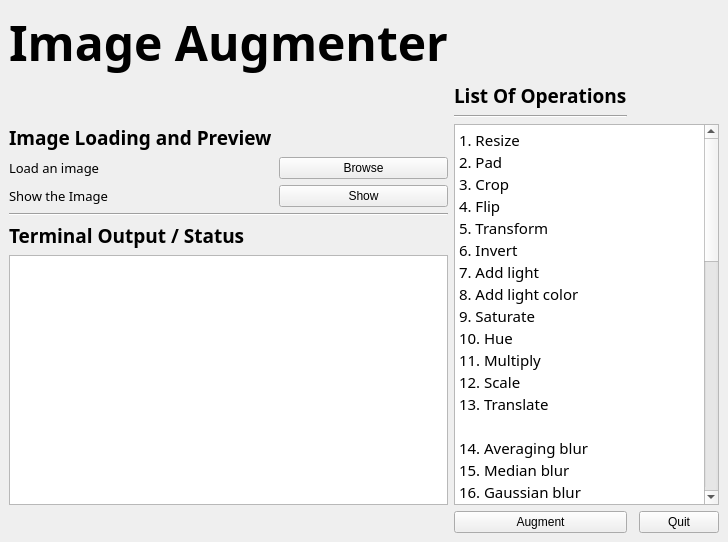
Qt form gui.ui (pranav6670/Image-Augmenter) before a commit.
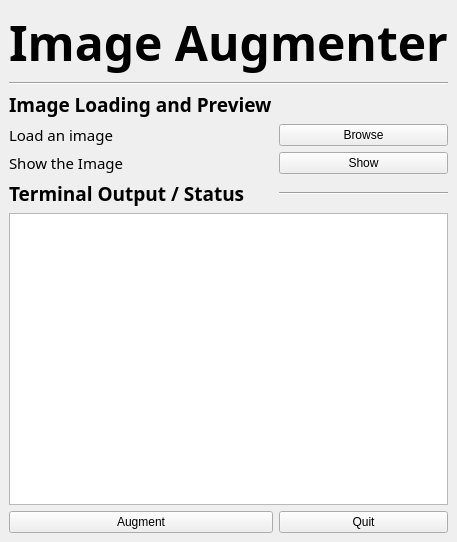
The same form after that commit. Icons and pictures are not drawn.

Commit message: Added edge, embossing operations

What changed in the file:
```diff
--- a/gui.ui
+++ b/gui.ui
@@ -6,95 +6,126 @@
    <rect>
     <x>0</x>
     <y>0</y>
-    <width>700</width>
+    <width>409</width>
     <height>542</height>
    </rect>
   </property>
   <property name="windowTitle">
    <string>MainWindow</string>
   </property>
+  <property name="windowIcon">
+   <iconset>
+    <normaloff>../pranav6670.github.io/images/icon.png</normaloff>../pranav6670.github.io/images/icon.png</iconset>
+  </property>
+  <property name="styleSheet">
+   <string notr="true"/>
+  </property>
   <widget class="QWidget" name="centralwidget">
    <layout class="QGridLayout" name="gridLayout">
-    <item row="5" column="0">
-     <widget class="QLabel" name="label_3">
+    <item row="0" column="0" colspan="2">
+     <widget class="QLabel" name="label">
       <property name="font">
        <font>
         <family>Trebuchet MS</family>
-        <pointsize>10</pointsize>
+        <pointsize>36</pointsize>
+        <weight>75</weight>
+        <bold>true</bold>
        </font>
       </property>
       <property name="text">
-       <string>Show the Image</string>
+       <string>Image Augmenter</string>
       </property>
      </widget>
     </item>
-    <item row="5" column="1">
+    <item row="1" column="0" colspan="2">
+     <widget class="Line" name="line">
+      <property name="orientation">
+       <enum>Qt::Horizontal</enum>
+      </property>
+     </widget>
+    </item>
+    <item row="4" column="1">
      <widget class="QPushButton" name="showim">
       <property name="text">
        <string>Show</string>
       </property>
      </widget>
     </item>
-    <item row="6" column="0" colspan="2">
+    <item row="5" column="1">
      <widget class="Line" name="line_2">
       <property name="orientation">
        <enum>Qt::Horizontal</enum>
       </property>
      </widget>
     </item>
-    <item row="7" column="0" colspan="2">
-     <widget class="QLabel" name="label_4">
-      <property name="font">
-       <font>
-        <family>Trebuchet MS</family>
-        <pointsize>14</pointsize>
-        <weight>75</weight>
-        <bold>true</bold>
-       </font>
-      </property>
-      <property name="text">
-       <string>Terminal Output / Status</string>
-      </property>
-     </widget>
-    </item>
-    <item row="8" column="0" colspan="2">
+    <item row="6" column="0" colspan="2">
      <widget class="QTextEdit" name="cmdop"/>
     </item>
-    <item row="9" column="2">
+    <item row="7" column="0">
      <widget class="QPushButton" name="augment">
       <property name="text">
        <string>Augment</string>
       </property>
      </widget>
     </item>
-    <item row="9" column="4">
+    <item row="7" column="1">
      <widget class="QPushButton" name="quit">
       <property name="text">
        <string>Quit</string>
       </property>
      </widget>
     </item>
-    <item row="0" column="0" colspan="2">
-     <widget class="QLabel" name="label">
-      <property name="font">
-       <font>
-        <family>Trebuchet MS</family>
-        <pointsize>36</pointsize>
-        <weight>75</weight>
-        <bold>true</bold>
-       </font>
-      </property>
-      <property name="text">
-       <string>Image Augmenter</string>
-      </property>
-     </widget>
-    </item>
     <item row="4" column="0">
+     <widget class="QLabel" name="label_3">
+      <property name="font">
+       <font>
+        <family>Trebuchet MS</family>
+        <pointsize>11</pointsize>
+       </font>
+      </property>
+      <property name="text">
+       <string>Show the Image</string>
+      </property>
+     </widget>
+    </item>
+    <item row="5" column="0">
+     <widget class="QLabel" name="label_4">
+      <property name="font">
+       <font>
+        <family>Trebuchet MS</family>
+        <pointsize>14</pointsize>
+        <weight>75</weight>
+        <bold>true</bold>
+        <underline>false</underline>
+       </font>
+      </property>
+      <property name="text">
+       <string>Terminal Output / Status</string>
+      </property>
+     </widget>
+    </item>
+    <item row="2" column="0">
+     <widget class="QLabel" name="label_6">
+      <property name="font">
+       <font>
+        <family>Trebuchet MS</family>
+        <pointsize>14</pointsize>
+        <weight>75</weight>
+        <bold>true</bold>
+        <underline>false</underline>
+       </font>
+      </property>
+      <property name="text">
+       <string>Image Loading and Preview</string>
+      </property>
+     </widget>
+    </item>
+    <item row="3" column="0">
      <widget class="QLabel" name="label_2">
       <property name="font">
        <font>
         <family>Trebuchet MS</family>
-        <pointsize>10</pointsize>
+        <pointsize>11</pointsize>
        </font>
       </property>
       <property name="text">
@@ -102,117 +133,16 @@
       </property>
      </widget>
     </item>
-    <item row="4" column="1">
+    <item row="3" column="1">
      <widget class="QPushButton" name="browse">
+      <property name="styleSheet">
+       <string notr="true"/>
+      </property>
       <property name="text">
        <string>Browse</string>
       </property>
      </widget>
     </item>
-    <item row="3" column="2" rowspan="6" colspan="3">
-     <widget class="QTextBrowser" name="textBrowser">
-      <property name="font">
-       <font>
-        <family>Trebuchet MS</family>
-       </font>
-      </property>
-      <property name="frameShadow">
-       <enum>QFrame::Raised</enum>
-      </property>
-      <property name="html">
-       <string>&lt;!DOCTYPE HTML PUBLIC &quot;-//W3C//DTD HTML 4.0//EN&quot; &quot;http://www.w3.org/TR/REC-html40/strict.dtd&quot;&gt;
-&lt;html&gt;&lt;head&gt;&lt;meta name=&quot;qrichtext&quot; content=&quot;1&quot; /&gt;&lt;style type=&quot;text/css&quot;&gt;
-p, li { white-space: pre-wrap; }
-&lt;/style&gt;&lt;/head&gt;&lt;body style=&quot; font-family:'Trebuchet MS'; font-size:11pt; font-weight:400; font-style:normal;&quot;&gt;
-&lt;p style=&quot; margin-top:0px; margin-bottom:0px; margin-left:0px; margin-right:0px; -qt-block-indent:0; text-indent:0px;&quot;&gt;1. Resize&lt;/p&gt;
-&lt;p style=&quot; margin-top:0px; margin-bottom:0px; margin-left:0px; margin-right:0px; -qt-block-indent:0; text-indent:0px;&quot;&gt;2. Pad&lt;/p&gt;
-&lt;p style=&quot; margin-top:0px; margin-bottom:0px; margin-left:0px; margin-right:0px; -qt-block-indent:0; text-indent:0px;&quot;&gt;3. Crop&lt;/p&gt;
-&lt;p style=&quot; margin-top:0px; margin-bottom:0px; margin-left:0px; margin-right:0px; -qt-block-indent:0; text-indent:0px;&quot;&gt;4. Flip&lt;/p&gt;
-&lt;p style=&quot; margin-top:0px; margin-bottom:0px; margin-left:0px; margin-right:0px; -qt-block-indent:0; text-indent:0px;&quot;&gt;5. Transform&lt;/p&gt;
-&lt;p style=&quot; margin-top:0px; margin-bottom:0px; margin-left:0px; margin-right:0px; -qt-block-indent:0; text-indent:0px;&quot;&gt;6. Invert&lt;/p&gt;
-&lt;p style=&quot; margin-top:0px; margin-bottom:0px; margin-left:0px; margin-right:0px; -qt-block-indent:0; text-indent:0px;&quot;&gt;7. Add light&lt;/p&gt;
-&lt;p style=&quot; margin-top:0px; margin-bottom:0px; margin-left:0px; margin-right:0px; -qt-block-indent:0; text-indent:0px;&quot;&gt;8. Add light color&lt;/p&gt;
-&lt;p style=&quot; margin-top:0px; margin-bottom:0px; margin-left:0px; margin-right:0px; -qt-block-indent:0; text-indent:0px;&quot;&gt;9. Saturate&lt;/p&gt;
-&lt;p style=&quot; margin-top:0px; margin-bottom:0px; margin-left:0px; margin-right:0px; -qt-block-indent:0; text-indent:0px;&quot;&gt;10. Hue	 &lt;/p&gt;
-&lt;p style=&quot; margin-top:0px; margin-bottom:0px; margin-left:0px; margin-right:0px; -qt-block-indent:0; text-indent:0px;&quot;&gt;11. Multiply&lt;/p&gt;
-&lt;p style=&quot; margin-top:0px; margin-bottom:0px; margin-left:0px; margin-right:0px; -qt-block-indent:0; text-indent:0px;&quot;&gt;12. Scale&lt;/p&gt;
-&lt;p style=&quot; margin-top:0px; margin-bottom:0px; margin-left:0px; margin-right:0px; -qt-block-indent:0; text-indent:0px;&quot;&gt;13. Translate&lt;/p&gt;
-&lt;p style=&quot;-qt-paragraph-type:empty; margin-top:0px; margin-bottom:0px; margin-left:0px; margin-right:0px; -qt-block-indent:0; text-indent:0px;&quot;&gt;&lt;br /&gt;&lt;/p&gt;
-&lt;p style=&quot; margin-top:0px; margin-bottom:0px; margin-left:0px; margin-right:0px; -qt-block-indent:0; text-indent:0px;&quot;&gt;14. Averaging blur&lt;/p&gt;
-&lt;p style=&quot; margin-top:0px; margin-bottom:0px; margin-left:0px; margin-right:0px; -qt-block-indent:0; text-indent:0px;&quot;&gt;15. Median blur&lt;/p&gt;
-&lt;p style=&quot; margin-top:0px; margin-bottom:0px; margin-left:0px; margin-right:0px; -qt-block-indent:0; text-indent:0px;&quot;&gt;16. Gaussian blur&lt;/p&gt;
-&lt;p style=&quot; margin-top:0px; margin-bottom:0px; margin-left:0px; margin-right:0px; -qt-block-indent:0; text-indent:0px;&quot;&gt;17. Bilateral blur&lt;/p&gt;
-&lt;p style=&quot; margin-top:0px; margin-bottom:0px; margin-left:0px; margin-right:0px; -qt-block-indent:0; text-indent:0px;&quot;&gt;18. Adaptive Gaussian noise&lt;/p&gt;
-&lt;p style=&quot; margin-top:0px; margin-bottom:0px; margin-left:0px; margin-right:0px; -qt-block-indent:0; text-indent:0px;&quot;&gt;19. Salt noise&lt;/p&gt;
-&lt;p style=&quot; margin-top:0px; margin-bottom:0px; margin-left:0px; margin-right:0px; -qt-block-indent:0; text-indent:0px;&quot;&gt;20. Pepper noise&lt;/p&gt;
-&lt;p style=&quot; margin-top:0px; margin-bottom:0px; margin-left:0px; margin-right:0px; -qt-block-indent:0; text-indent:0px;&quot;&gt;21. Salt and Pepper noise&lt;/p&gt;
-&lt;p style=&quot; margin-top:0px; margin-bottom:0px; margin-left:0px; margin-right:0px; -qt-block-indent:0; text-indent:0px;&quot;&gt;22. Gaussian noise&lt;/p&gt;
-&lt;p style=&quot; margin-top:0px; margin-bottom:0px; margin-left:0px; margin-right:0px; -qt-block-indent:0; text-indent:0px;&quot;&gt;23. Poisson noise&lt;/p&gt;
-&lt;p style=&quot; margin-top:0px; margin-bottom:0px; margin-left:0px; margin-right:0px; -qt-block-indent:0; text-indent:0px;&quot;&gt;24. Speckle noise&lt;/p&gt;
-&lt;p style=&quot; margin-top:0px; margin-bottom:0px; margin-left:0px; margin-right:0px; -qt-block-indent:0; text-indent:0px;&quot;&gt;25. Random filter convolution&lt;/p&gt;
-&lt;p style=&quot;-qt-paragraph-type:empty; margin-top:0px; margin-bottom:0px; margin-left:0px; margin-right:0px; -qt-block-indent:0; text-indent:0px;&quot;&gt;&lt;br /&gt;&lt;/p&gt;
-&lt;p style=&quot; margin-top:0px; margin-bottom:0px; margin-left:0px; margin-right:0px; -qt-block-indent:0; text-indent:0px;&quot;&gt;26. Sharpen &lt;/p&gt;
-&lt;p style=&quot; margin-top:0px; margin-bottom:0px; margin-left:0px; margin-right:0px; -qt-block-indent:0; text-indent:0px;&quot;&gt;27. Emboss&lt;/p&gt;
-&lt;p style=&quot;-qt-paragraph-type:empty; margin-top:0px; margin-bottom:0px; margin-left:0px; margin-right:0px; -qt-block-indent:0; text-indent:0px;&quot;&gt;&lt;br /&gt;&lt;/p&gt;
-&lt;p style=&quot; margin-top:0px; margin-bottom:0px; margin-left:0px; margin-right:0px; -qt-block-indent:0; text-indent:0px;&quot;&gt;28. Morphological &lt;/p&gt;
-&lt;p style=&quot; margin-top:0px; margin-bottom:0px; margin-left:0px; margin-right:0px; -qt-block-indent:0; text-indent:0px;&quot;&gt;   1. Erode &lt;/p&gt;
-&lt;p style=&quot; margin-top:0px; margin-bottom:0px; margin-left:0px; margin-right:0px; -qt-block-indent:0; text-indent:0px;&quot;&gt;   2. Dilate&lt;/p&gt;
-&lt;p style=&quot; margin-top:0px; margin-bottom:0px; margin-left:0px; margin-right:0px; -qt-block-indent:0; text-indent:0px;&quot;&gt;   3. Open&lt;/p&gt;
-&lt;p style=&quot; margin-top:0px; margin-bottom:0px; margin-left:0px; margin-right:0px; -qt-block-indent:0; text-indent:0px;&quot;&gt;   4. Close&lt;/p&gt;
-&lt;p style=&quot; margin-top:0px; margin-bottom:0px; margin-left:0px; margin-right:0px; -qt-block-indent:0; text-indent:0px;&quot;&gt;   5. Top Hat&lt;/p&gt;
-&lt;p style=&quot; margin-top:0px; margin-bottom:0px; margin-left:0px; margin-right:0px; -qt-block-indent:0; text-indent:0px;&quot;&gt;   6. Black Hat&lt;/p&gt;
-&lt;p style=&quot;-qt-paragraph-type:empty; margin-top:0px; margin-bottom:0px; margin-left:0px; margin-right:0px; -qt-block-indent:0; text-indent:0px;&quot;&gt;&lt;br /&gt;&lt;/p&gt;
-&lt;p style=&quot; margin-top:0px; margin-bottom:0px; margin-left:0px; margin-right:0px; -qt-block-indent:0; text-indent:0px;&quot;&gt;29. Edges&lt;/p&gt;
-&lt;p style=&quot; margin-top:0px; margin-bottom:0px; margin-left:0px; margin-right:0px; -qt-block-indent:0; text-indent:0px;&quot;&gt;   1. Prewitt&lt;/p&gt;
-&lt;p style=&quot; margin-top:0px; margin-bottom:0px; margin-left:0px; margin-right:0px; -qt-block-indent:0; text-indent:0px;&quot;&gt;   2. Sobel&lt;/p&gt;
-&lt;p style=&quot; margin-top:0px; margin-bottom:0px; margin-left:0px; margin-right:0px; -qt-block-indent:0; text-indent:0px;&quot;&gt;   3. Canny&lt;/p&gt;
-&lt;p style=&quot;-qt-paragraph-type:empty; margin-top:0px; margin-bottom:0px; margin-left:0px; margin-right:0px; -qt-block-indent:0; text-indent:0px;&quot;&gt;&lt;br /&gt;&lt;/p&gt;
-&lt;p style=&quot; margin-top:0px; margin-bottom:0px; margin-left:0px; margin-right:0px; -qt-block-indent:0; text-indent:0px;&quot;&gt;30. Grayscaling&lt;/p&gt;
-&lt;p style=&quot; margin-top:0px; margin-bottom:0px; margin-left:0px; margin-right:0px; -qt-block-indent:0; text-indent:0px;&quot;&gt;31. Superpixel&lt;/p&gt;
-&lt;p style=&quot;-qt-paragraph-type:empty; margin-top:0px; margin-bottom:0px; margin-left:0px; margin-right:0px; -qt-block-indent:0; text-indent:0px;&quot;&gt;&lt;br /&gt;&lt;/p&gt;
-&lt;p style=&quot; margin-top:0px; margin-bottom:0px; margin-left:0px; margin-right:0px; -qt-block-indent:0; text-indent:0px;&quot;&gt;32. Contrast Stretching&lt;/p&gt;
-&lt;p style=&quot; margin-top:0px; margin-bottom:0px; margin-left:0px; margin-right:0px; -qt-block-indent:0; text-indent:0px;&quot;&gt;33. Histogram Equalization&lt;/p&gt;
-&lt;p style=&quot;-qt-paragraph-type:empty; margin-top:0px; margin-bottom:0px; margin-left:0px; margin-right:0px; -qt-block-indent:0; text-indent:0px;&quot;&gt;&lt;br /&gt;&lt;/p&gt;&lt;/body&gt;&lt;/html&gt;</string>
-      </property>
-     </widget>
-    </item>
-    <item row="1" column="2">
-     <widget class="QLabel" name="label_5">
-      <property name="font">
-       <font>
-        <family>Trebuchet MS</family>
-        <pointsize>14</pointsize>
-        <weight>75</weight>
-        <bold>true</bold>
-       </font>
-      </property>
-      <property name="text">
-       <string>List Of Operations</string>
-      </property>
-     </widget>
-    </item>
-    <item row="3" column="0">
-     <widget class="QLabel" name="label_6">
-      <property name="font">
-       <font>
-        <family>Trebuchet MS</family>
-        <pointsize>14</pointsize>
-        <weight>75</weight>
-        <bold>true</bold>
-       </font>
-      </property>
-      <property name="text">
-       <string>Image Loading and Preview</string>
-      </property>
-     </widget>
-    </item>
-    <item row="2" column="2">
-     <widget class="Line" name="line_3">
-      <property name="orientation">
-       <enum>Qt::Horizontal</enum>
-      </property>
-     </widget>
-    </item>
    </layout>
   </widget>
  </widget>
```
The commit also changes 3 other files.
